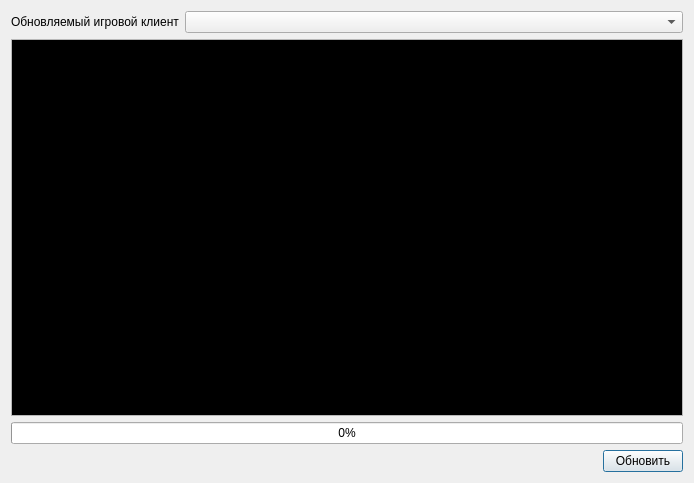
This is updatedialog.ui in dngulin/ttyhlauncher as Qt 5 draws it before an edit. The edited form follows.
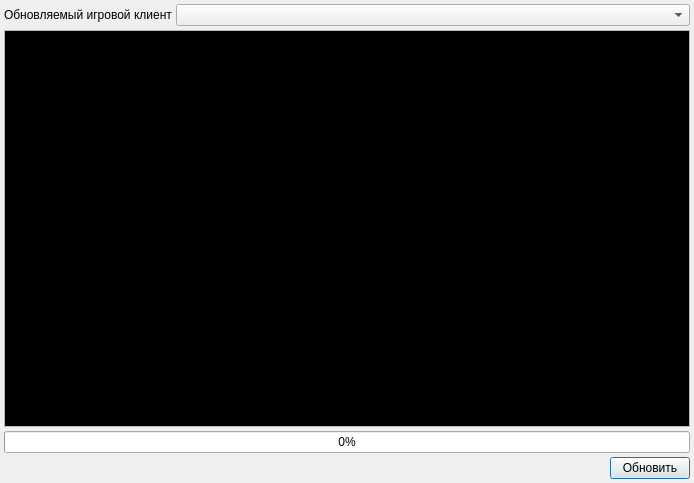
This is the edited form. Icons and pictures are not drawn.

Commit message: better look for dialogs

```diff
--- a/updatedialog.ui
+++ b/updatedialog.ui
@@ -21,6 +21,21 @@
    <bool>true</bool>
   </property>
   <layout class="QVBoxLayout" name="verticalLayout">
+   <property name="spacing">
+    <number>4</number>
+   </property>
+   <property name="leftMargin">
+    <number>4</number>
+   </property>
+   <property name="topMargin">
+    <number>4</number>
+   </property>
+   <property name="rightMargin">
+    <number>4</number>
+   </property>
+   <property name="bottomMargin">
+    <number>4</number>
+   </property>
    <item>
     <layout class="QHBoxLayout" name="topLayout" stretch="1,5">
      <item>
```
The commit also changes 6 other files.
